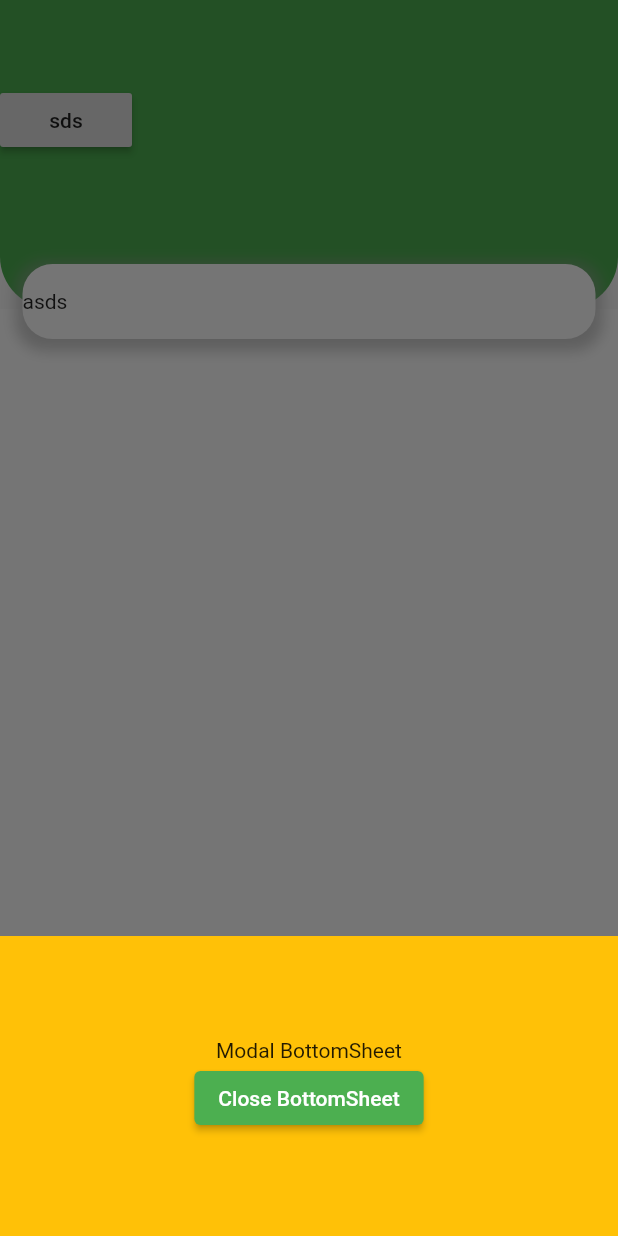
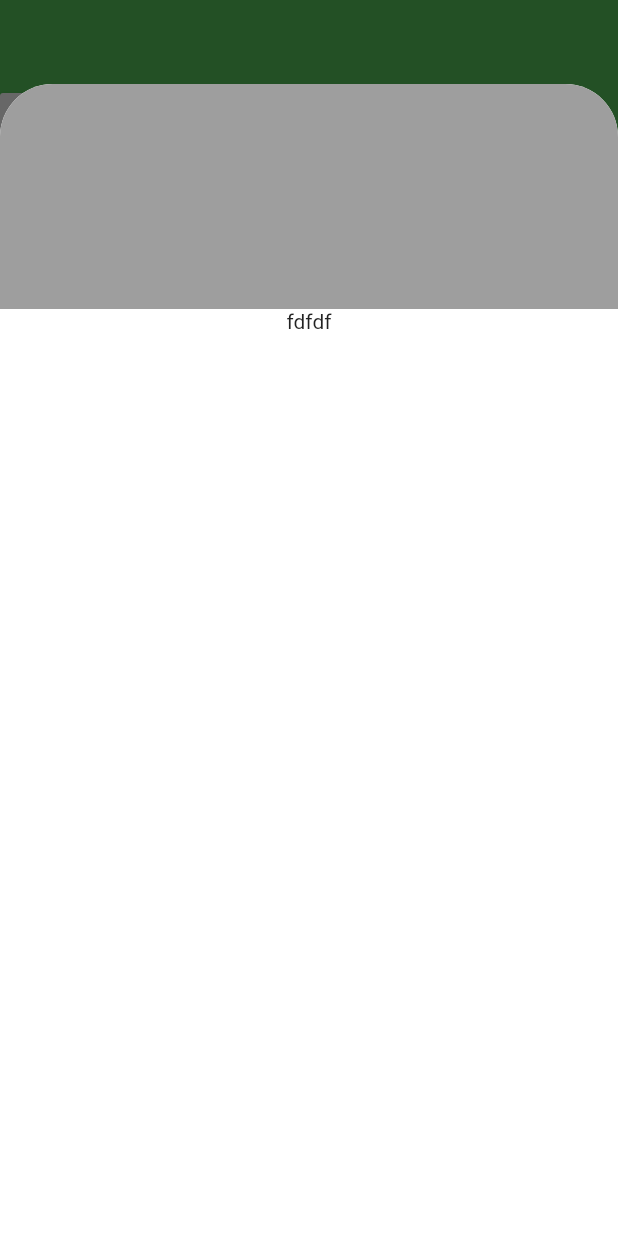
Before and after one commit to Shihara-Dilshan/BringMe, a Flutter app: the screen it shows after launch, item 3 of the bottom bar chosen, on a phone screen of 412 x 824 dp. Run offline on Flutter 3.47's test engine with Material 2 defaults, Android fonts, the phone set to English and light mode, and no system bars; our stand-ins replace flutter_hooks, hooks_riverpod; missing offline and left inert: payhere_mobilesdk_flutter.

Commit message:
side menu layout added

```diff
--- a/lib/screeens/root_screen/root_screen.dart
+++ b/lib/screeens/root_screen/root_screen.dart
@@ -2,6 +2,8 @@ import 'package:flutter/material.dart';
 import 'package:flutter_hooks/flutter_hooks.dart';
 import 'package:payhere_demo/screeens/tab_stack/cart_tab.dart';
 import 'package:payhere_demo/screeens/tab_stack/home_tab.dart';
+import 'package:payhere_demo/utils/show_bottom_modal.dart';
+import 'package:payhere_demo/widgets/side_menu/side_menu.dart';
 
 class RootPage extends HookWidget {
   RootPage({Key? key}) : super(key: key);
@@ -14,28 +16,7 @@ class RootPage extends HookWidget {
 
   void _onItemTapped(int index, BuildContext context) {
     if (index == 2) {
-      showModalBottomSheet<void>(
-        context: context,
-        builder: (BuildContext context) {
-          return Container(
-            height: 200,
-            color: Colors.amber,
-            child: Center(
-              child: Column(
-                mainAxisAlignment: MainAxisAlignment.center,
-                mainAxisSize: MainAxisSize.min,
-                children: <Widget>[
-                  const Text('Modal BottomSheet'),
-                  ElevatedButton(
-                    child: const Text('Close BottomSheet'),
-                    onPressed: () => Navigator.pop(context),
-                  )
-                ],
-              ),
-            ),
-          );
-        },
-      );
+      ShowBottomModal.show(widget: const SideMenu(), context: context);
     } else {
       _selectedIndex.value = index;
     }
--- a/lib/screeens/tab_stack/cart_tab.dart
+++ b/lib/screeens/tab_stack/cart_tab.dart
@@ -5,6 +5,6 @@ class CartTab extends StatelessWidget {
 
   @override
   Widget build(BuildContext context) {
-    return Text("cart");
+    return const Text("cart");
   }
 }
--- /dev/null
+++ b/lib/utils/show_bottom_modal.dart
@@ -0,0 +1,24 @@
+import 'package:flutter/material.dart';
+
+class ShowBottomModal {
+  static show({required Widget widget, required BuildContext context}) {
+    showModalBottomSheet<void>(
+      isScrollControlled: true,
+      backgroundColor: Colors.transparent,
+      context: context,
+      builder: (BuildContext context) {
+        return Container(
+            height: MediaQuery.of(context).size.height -
+                AppBar().preferredSize.height,
+            decoration: const BoxDecoration(
+              color: Colors.white,
+              borderRadius: BorderRadius.only(
+                topLeft: Radius.circular(35),
+                topRight: Radius.circular(35),
+              ),
+            ),
+            child: widget);
+      },
+    );
+  }
+}
--- /dev/null
+++ b/lib/widgets/side_menu/side_menu.dart
@@ -0,0 +1,14 @@
+import 'package:flutter/material.dart';
+import 'package:payhere_demo/widgets/side_menu/side_menu_body.dart';
+import 'package:payhere_demo/widgets/side_menu/side_menu_header.dart';
+
+class SideMenu extends StatelessWidget {
+  const SideMenu({Key? key}) : super(key: key);
+
+  @override
+  Widget build(BuildContext context) {
+    return Column(
+      children: const [SideMenuHeader(), SideMenuBody()],
+    );
+  }
+}
--- /dev/null
+++ b/lib/widgets/side_menu/side_menu_body.dart
@@ -0,0 +1,12 @@
+import 'package:flutter/material.dart';
+
+class SideMenuBody extends StatelessWidget {
+  const SideMenuBody({Key? key}) : super(key: key);
+
+  @override
+  Widget build(BuildContext context) {
+    return Container(
+      child: Text("fdfdf"),
+    );
+  }
+}
--- /dev/null
+++ b/lib/widgets/side_menu/side_menu_header.dart
@@ -0,0 +1,19 @@
+import 'package:flutter/material.dart';
+
+class SideMenuHeader extends StatelessWidget {
+  const SideMenuHeader({Key? key}) : super(key: key);
+
+  @override
+  Widget build(BuildContext context) {
+    return Container(
+      height: 150,
+      decoration: const BoxDecoration(
+        color: Colors.grey,
+        borderRadius: BorderRadius.only(
+          topLeft: Radius.circular(35),
+          topRight: Radius.circular(35),
+        ),
+      ),
+    );
+  }
+}
```
